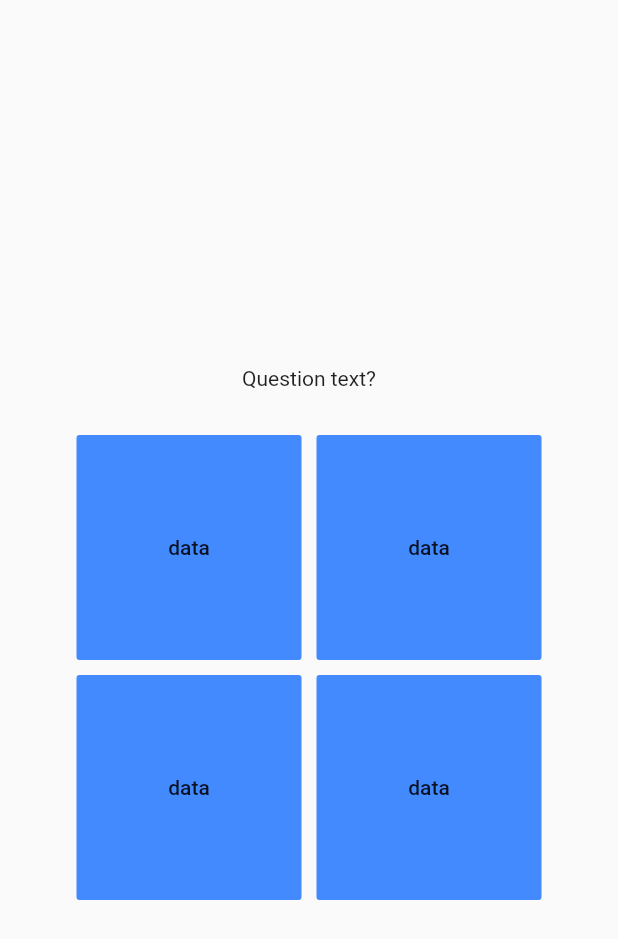
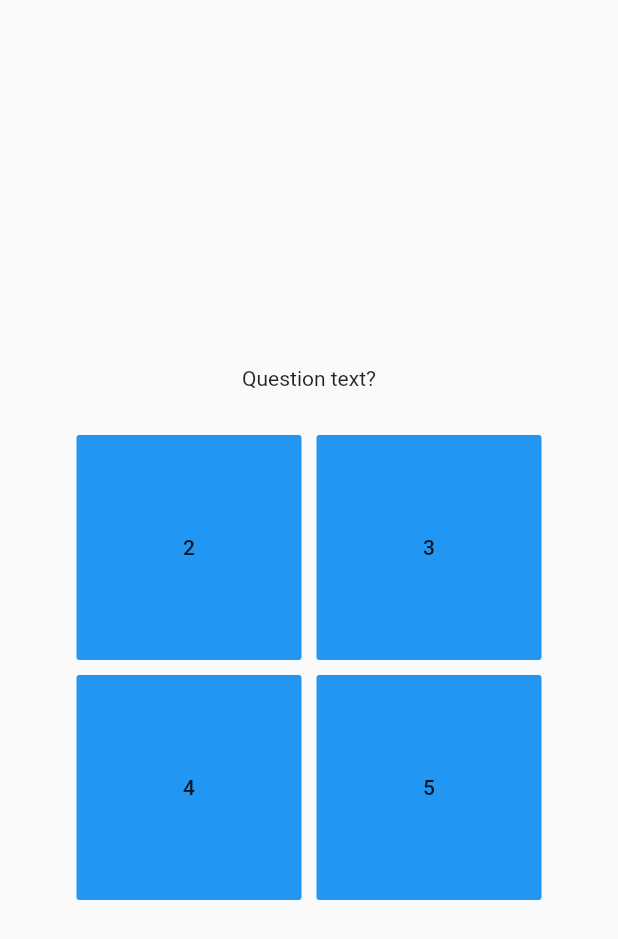
Before and after one commit to rykos/TestQuiz, a Flutter app: the screen it shows after launch, after a tap on "Play", on a phone screen of 412 x 824 dp. Shown: the top 939 px of the screen. Run offline on Flutter 3.47's test engine with Material 2 defaults, Android fonts, the phone set to English and light mode, and no system bars.

Commit message:
make working design

```diff
--- /dev/null
+++ b/assets/quizes/quiz1.json
@@ -0,0 +1,13 @@
+{
+    "question": "Select 1",
+    "correctAnswers": [
+        "1"
+    ],
+    "incorrectAnswers": [
+        "2",
+        "3",
+        "4",
+        "5",
+        "6"
+    ]
+}
--- a/lib/main.dart
+++ b/lib/main.dart
@@ -1,5 +1,6 @@
 import 'package:flutter/material.dart';
 import 'package:flutter/services.dart';
+import 'dart:convert';
 
 void main() {
   runApp(MyApp());
@@ -30,8 +31,12 @@ class MyHomePage extends StatelessWidget {
               FlatButton(
                 child: Text('Play'),
                 onPressed: () {
-                      Navigator.push(context,
-                          MaterialPageRoute(builder: (context) => QuizPage()));
+                  Navigator.push(
+                    context,
+                    MaterialPageRoute(
+                      builder: (context) => QuizPage(),
+                    ),
+                  );
                 },
                 color: Colors.blue,
               ),
@@ -42,11 +47,49 @@ class MyHomePage extends StatelessWidget {
               ),
             ],
           ),
-            )));
+        ),
+      ),
+    );
+  }
+}
+
+class Quiz {
+  String question;
+  String correctAnswer;
+  List anwers = new List();
+  List buttons = new List();
+
+  Quiz() {
+    load();
+  }
+
+  void load() async {
+    Map<String, dynamic> json =
+        jsonDecode(await rootBundle.loadString('assets/quizes/quiz1.json'));
+    this.question = json['question'];
+    for (String s in json['incorrectAnswers']) {
+      this.anwers.add(s);
+    }
+    this.anwers.add(json['correctAnswers'][0]);
+    callAllButtons();
+  }
+
+  void registerButtonState(_QuizAnswerButtonState buttonState){
+    buttons.add(buttonState);
+  }
+
+  void callAllButtons(){
+    int counter = 0;
+    for(_QuizAnswerButtonState button in buttons){
+      button.updateButtonText(anwers[counter]);
+      counter++;
+    }
   }
 }
 
 class QuizPage extends StatelessWidget {
+  final Quiz quiz = new Quiz();
+
   @override
   Widget build(BuildContext context) {
     return Scaffold(
@@ -58,15 +101,15 @@ class QuizPage extends StatelessWidget {
             Row(
               mainAxisAlignment: MainAxisAlignment.center,
               children: <Widget>[
-                QuizAnswerButton(),
-                QuizAnswerButton(),
+                QuizAnswerButton(quiz: quiz),
+                QuizAnswerButton(quiz: quiz),
               ],
             ),
             Row(
               mainAxisAlignment: MainAxisAlignment.center,
               children: <Widget>[
-                QuizAnswerButton(),
-                QuizAnswerButton(),
+                QuizAnswerButton(quiz: quiz),
+                QuizAnswerButton(quiz: quiz),
               ],
             ),
           ],
@@ -86,20 +129,60 @@ class QuizQuestion extends StatelessWidget {
   }
 }
 
-class QuizAnswerButton extends StatelessWidget {
+class QuizAnswerButton extends StatefulWidget {
+  final Quiz quiz;
+  QuizAnswerButton({this.quiz});
+
+  @override
+  _QuizAnswerButtonState createState() => _QuizAnswerButtonState(quiz: quiz);
+}
+
+class _QuizAnswerButtonState extends State<QuizAnswerButton> {
+  String questionText = 'null';
+  Quiz quiz;
+  Color color = Colors.blue;
+
+  _QuizAnswerButtonState({this.quiz}){
+    this.quiz.registerButtonState(this);
+  }
+
+  void updateButtonText(String newText){
+    setState(() {
+      questionText = newText;
+    });
+  }
+
   @override
   Widget build(BuildContext context) {
     return Container(
+      constraints: BoxConstraints(
+        maxHeight: 150,
+        maxWidth: 150,
+      ),
       margin: EdgeInsets.all(5),
       child: ButtonTheme(
         height: 150,
         minWidth: 150,
         child: FlatButton(
-          child: Text('data'),
-          onPressed: () {},
-          color: Colors.blueAccent,
+          child: Container(
+            child: Text(
+              questionText,
+              overflow: TextOverflow.clip,
+              textAlign: TextAlign.center,
+            ),
+          ),
+          onPressed: () {
+            setState(() {
+              color = getUpdatedColor(true);
+            });
+          },
+          color: color,
         ),
       ),
     );
   }
+
+  Color getUpdatedColor(bool answer) {
+    return (answer) ? Colors.green : Colors.red;
   }
+}
--- a/pubspec.yaml
+++ b/pubspec.yaml
@@ -38,7 +38,8 @@ dev_dependencies:
 
 # The following section is specific to Flutter.
 flutter:
-
+  assets:
+      - assets/quizes/
   # The following line ensures that the Material Icons font is
   # included with your application, so that you can use the icons in
   # the material Icons class.
```
Lines whose indentation alone changed are shown as unchanged.
